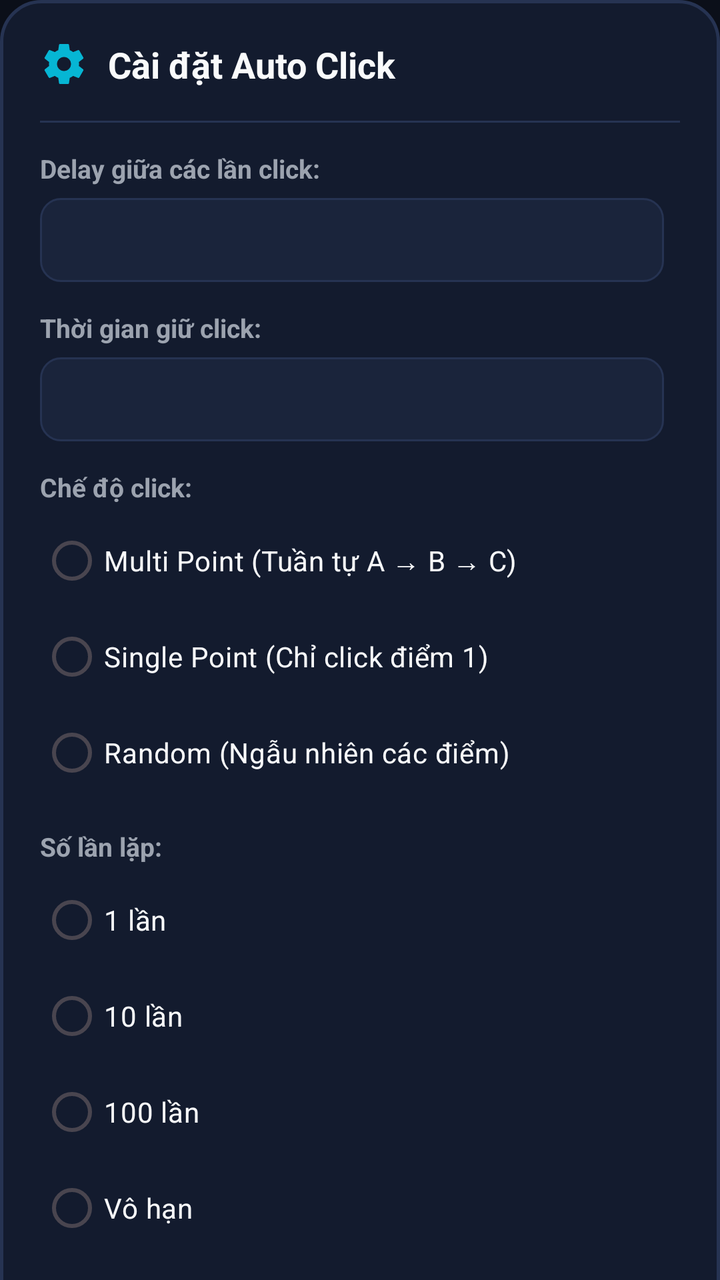
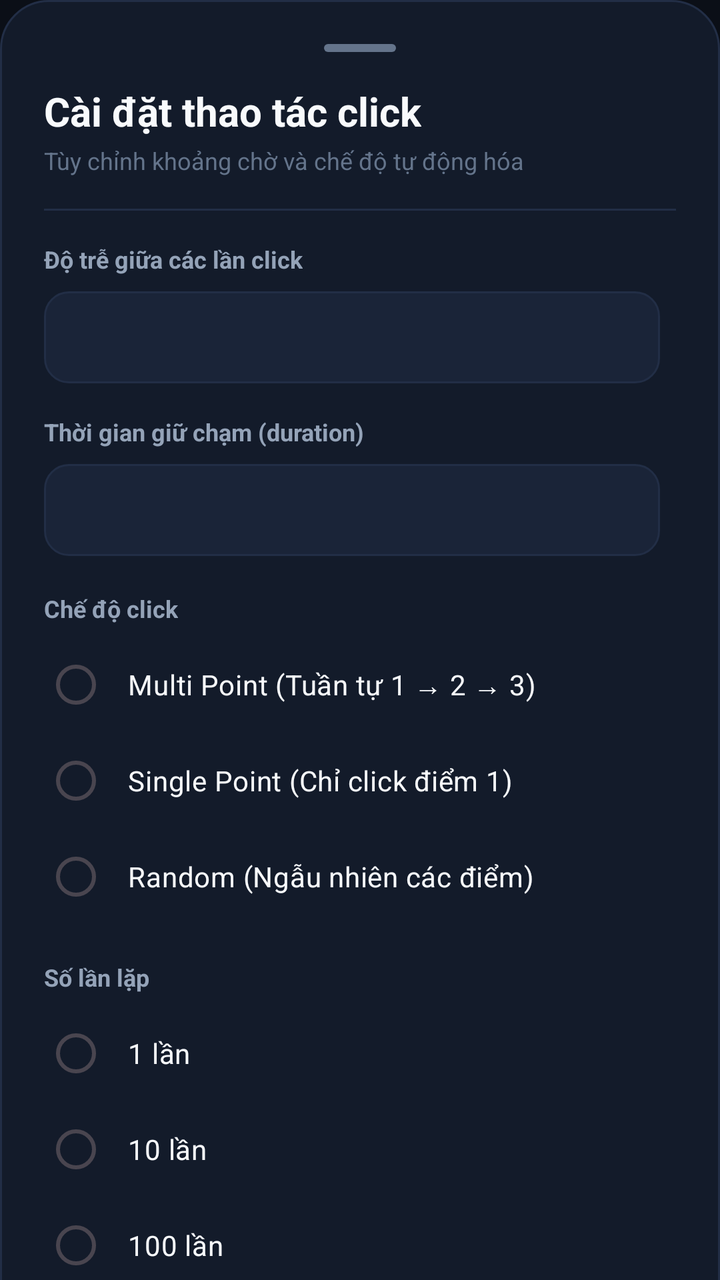

Screens rendered from an Android XML layout before and after an edit, with the pre-edit source and the edit as a unified diff.
<!-- AndroidManifest.xml: application theme Theme.AutoClick -->
<!-- res/layout/dialog_floating_settings.xml -->
<?xml version="1.0" encoding="utf-8"?>
<ScrollView xmlns:android="http://schemas.android.com/apk/res/android"
    xmlns:app="http://schemas.android.com/apk/res-auto"
    android:layout_width="match_parent"
    android:layout_height="wrap_content"
    android:fillViewport="true"
    android:scrollbars="none">

    <LinearLayout
        android:layout_width="match_parent"
        android:layout_height="wrap_content"
        android:orientation="vertical"
        android:background="@drawable/bg_settings_dialog"
        android:padding="20dp">

        
        <LinearLayout
            android:layout_width="match_parent"
            android:layout_height="wrap_content"
            android:orientation="horizontal"
            android:gravity="center_vertical"
            android:paddingBottom="16dp">

            <ImageView
                android:layout_width="24dp"
                android:layout_height="24dp"
                android:src="@drawable/ic_settings"
                android:contentDescription="Settings"
                app:tint="@color/accent_cyan" />

            <TextView
                android:layout_width="wrap_content"
                android:layout_height="wrap_content"
                android:layout_marginStart="10dp"
                android:text="Cài đặt Auto Click"
                android:textColor="@color/text_primary"
                android:textSize="18sp"
                android:textStyle="bold" />
        </LinearLayout>

        
        <View
            android:layout_width="match_parent"
            android:layout_height="1dp"
            android:background="@color/card_stroke"
            android:layout_marginBottom="14dp" />

        
        <TextView
            android:layout_width="wrap_content"
            android:layout_height="wrap_content"
            android:text="Delay giữa các lần click:"
            android:textColor="@color/text_secondary"
            android:textSize="13sp"
            android:textStyle="bold" />

        <LinearLayout
            android:layout_width="match_parent"
            android:layout_height="wrap_content"
            android:orientation="horizontal"
            android:gravity="center_vertical"
            android:layout_marginTop="6dp">

            <EditText
                android:id="@+id/etDelay"
                android:layout_width="0dp"
                android:layout_height="42dp"
                android:layout_weight="1"
                android:background="@drawable/bg_input_field"
                android:inputType="number"
                android:paddingStart="12dp"
                android:paddingEnd="12dp"
                android:textColor="@color/text_primary"
                android:textSize="15sp" />

            <Spinner
                android:id="@+id/spinnerDelay"
                android:layout_width="wrap_content"
                android:layout_height="42dp"
                android:layout_marginStart="8dp"
                android:background="@drawable/bg_input_field"
                android:paddingStart="10dp"
                android:paddingEnd="10dp" />
        </LinearLayout>

        
        <TextView
            android:layout_width="wrap_content"
            android:layout_height="wrap_content"
            android:layout_marginTop="14dp"
            android:text="Thời gian giữ click:"
            android:textColor="@color/text_secondary"
            android:textSize="13sp"
            android:textStyle="bold" />

        <LinearLayout
            android:layout_width="match_parent"
            android:layout_height="wrap_content"
            android:orientation="horizontal"
            android:gravity="center_vertical"
            android:layout_marginTop="6dp">

            <EditText
                android:id="@+id/etDuration"
                android:layout_width="0dp"
                android:layout_height="42dp"
                android:layout_weight="1"
                android:background="@drawable/bg_input_field"
                android:inputType="number"
                android:paddingStart="12dp"
                android:paddingEnd="12dp"
                android:textColor="@color/text_primary"
                android:textSize="15sp" />

            <Spinner
                android:id="@+id/spinnerDuration"
                android:layout_width="wrap_content"
                android:layout_height="42dp"
                android:layout_marginStart="8dp"
                android:background="@drawable/bg_input_field"
                android:paddingStart="10dp"
                android:paddingEnd="10dp" />
        </LinearLayout>

        
        <TextView
            android:layout_width="wrap_content"
            android:layout_height="wrap_content"
            android:layout_marginTop="14dp"
            android:text="Chế độ click:"
            android:textColor="@color/text_secondary"
            android:textSize="13sp"
            android:textStyle="bold" />

        <RadioGroup
            android:id="@+id/rgClickMode"
            android:layout_width="match_parent"
            android:layout_height="wrap_content"
            android:layout_marginTop="4dp">

            <RadioButton
                android:id="@+id/rbMultiPoint"
                android:layout_width="match_parent"
                android:layout_height="wrap_content"
                android:text="Multi Point (Tuần tự A → B → C)"
                android:textColor="@color/text_primary"
                android:textSize="14sp" />

            <RadioButton
                android:id="@+id/rbSinglePoint"
                android:layout_width="match_parent"
                android:layout_height="wrap_content"
                android:text="Single Point (Chỉ click điểm 1)"
                android:textColor="@color/text_primary"
                android:textSize="14sp" />

            <RadioButton
                android:id="@+id/rbRandomPoint"
                android:layout_width="match_parent"
                android:layout_height="wrap_content"
                android:text="Random (Ngẫu nhiên các điểm)"
                android:textColor="@color/text_primary"
                android:textSize="14sp" />
        </RadioGroup>

        
        <TextView
            android:layout_width="wrap_content"
            android:layout_height="wrap_content"
            android:layout_marginTop="14dp"
            android:text="Số lần lặp:"
            android:textColor="@color/text_secondary"
            android:textSize="13sp"
            android:textStyle="bold" />

        <RadioGroup
            android:id="@+id/rgLoopCount"
            android:layout_width="match_parent"
            android:layout_height="wrap_content"
            android:layout_marginTop="4dp">

            <RadioButton
                android:id="@+id/rbLoop1"
                android:layout_width="match_parent"
                android:layout_height="wrap_content"
                android:text="1 lần"
                android:textColor="@color/text_primary"
                android:textSize="14sp" />

            <RadioButton
                android:id="@+id/rbLoop10"
                android:layout_width="match_parent"
                android:layout_height="wrap_content"
                android:text="10 lần"
                android:textColor="@color/text_primary"
                android:textSize="14sp" />

            <RadioButton
                android:id="@+id/rbLoop100"
                android:layout_width="match_parent"
                android:layout_height="wrap_content"
                android:text="100 lần"
                android:textColor="@color/text_primary"
                android:textSize="14sp" />

            <RadioButton
                android:id="@+id/rbLoopInf"
                android:layout_width="match_parent"
                android:layout_height="wrap_content"
                android:text="Vô hạn"
                android:textColor="@color/text_primary"
                android:textSize="14sp" />
        </RadioGroup>

        
        <LinearLayout
            android:layout_width="match_parent"
            android:layout_height="wrap_content"
            android:orientation="horizontal"
            android:gravity="end"
            android:layout_marginTop="18dp">

            <com.google.android.material.button.MaterialButton
                android:id="@+id/btnCancelSettings"
                style="@style/Widget.Material3.Button.TextButton"
                android:layout_width="wrap_content"
                android:layout_height="wrap_content"
                android:text="Hủy"
                android:textColor="@color/text_secondary" />

            <com.google.android.material.button.MaterialButton
                android:id="@+id/btnSaveSettings"
                style="@style/Widget.AutoClick.Button.Primary"
                android:layout_width="wrap_content"
                android:layout_height="wrap_content"
                android:layout_marginStart="8dp"
                android:text="Lưu cấu hình" />
        </LinearLayout>

    </LinearLayout>
</ScrollView>
<!-- resources referenced by this layout -->
<resources>
  <color name="accent_cyan">#06B6D4</color>
  <color name="card_stroke">#263352</color>
  <color name="text_primary">#F9FAFB</color>
  <color name="text_secondary">#9CA3AF</color>
  <!-- drawable bg_input_field (drawable) -->
  <?xml version="1.0" encoding="utf-8"?>
  <shape xmlns:android="http://schemas.android.com/apk/res/android"
      android:shape="rectangle">
      <corners android:radius="10dp" />
      <solid android:color="@color/bg_card_elevated" />
      <stroke
          android:width="1dp"
          android:color="@color/card_stroke" />
  </shape>
  <!-- drawable bg_settings_dialog (drawable) -->
  <?xml version="1.0" encoding="utf-8"?>
  <shape xmlns:android="http://schemas.android.com/apk/res/android"
      android:shape="rectangle">
      <corners android:radius="20dp" />
      <solid android:color="@color/bg_card" />
      <stroke
          android:width="1.5dp"
          android:color="@color/card_stroke" />
  </shape>
  <!-- drawable ic_settings (drawable) -->
  <vector xmlns:android="http://schemas.android.com/apk/res/android"
      android:width="24dp"
      android:height="24dp"
      android:viewportWidth="24"
      android:viewportHeight="24">
      <path
          android:fillColor="#FFFFFFFF"
          android:pathData="M19.43,12.98c0.04,-0.32 0.07,-0.64 0.07,-0.98s-0.03,-0.66 -0.07,-0.98l2.11,-1.65c0.19,-0.15 0.24,-0.42 0.12,-0.64l-2,-3.46c-0.12,-0.22 -0.39,-0.3 -0.61,-0.22l-2.49,1c-0.52,-0.4 -1.08,-0.73 -1.69,-0.98l-0.38,-2.65C14.46,2.18 14.25,2 14,2h-4c-0.25,0 -0.46,0.18 -0.49,0.42l-0.38,2.65c-0.61,0.25 -1.17,0.59 -1.69,0.98l-2.49,-1c-0.23,-0.09 -0.49,0 -0.61,0.22l-2,3.46c-0.13,0.22 -0.07,0.49 0.12,0.64l2.11,1.65c-0.04,0.32 -0.07,0.65 -0.07,0.98s0.03,0.66 0.07,0.98l-2.11,1.65c-0.19,0.15 -0.24,0.42 -0.12,0.64l2,3.46c0.12,0.22 0.39,0.3 0.61,0.22l2.49,-1c0.52,0.4 1.08,0.73 1.69,0.98l0.38,2.65c0.03,0.24 0.24,0.42 0.49,0.42h4c0.25,0 0.46,-0.18 0.49,-0.42l0.38,-2.65c0.61,-0.25 1.17,-0.59 1.69,-0.98l2.49,1c0.23,0.09 0.49,0 0.61,-0.22l2,-3.46c0.12,-0.22 0.07,-0.49 -0.12,-0.64l-2.11,-1.65zM12,15.5c-1.93,0 -3.5,-1.57 -3.5,-3.5s1.57,-3.5 3.5,-3.5 3.5,1.57 3.5,3.5 -1.57,3.5 -3.5,3.5z"/>
  </vector>
  <style name="Widget.AutoClick.Button.Primary" parent="Widget.Material3.Button">
          <item name="backgroundTint">@color/primary</item>
          <item name="android:textColor">@color/white</item>
          <item name="cornerRadius">14dp</item>
          <item name="android:letterSpacing">0.03</item>
          <item name="android:textStyle">bold</item>
          <item name="android:paddingTop">14dp</item>
          <item name="android:paddingBottom">14dp</item>
      </style>
  <style name="Theme.AutoClick" parent="Base.Theme.AutoClick" />
  <color name="bg_card_elevated">#1A243B</color>
  <color name="bg_card">#131B2E</color>
  <color name="primary">#3B82F6</color>
  <color name="white">#FFFFFFFF</color>
  <style name="Base.Theme.AutoClick" parent="Theme.Material3.DayNight.NoActionBar">
          
          <item name="colorPrimary">@color/primary</item>
          <item name="colorPrimaryVariant">@color/primary_variant</item>
          <item name="colorSecondary">@color/accent_cyan</item>
          <item name="colorSurface">@color/bg_card</item>
          <item name="android:colorBackground">@color/bg_dark</item>
  
          
          <item name="android:statusBarColor">@color/bg_dark</item>
          <item name="android:navigationBarColor">@color/bg_dark</item>
          <item name="android:windowLightStatusBar" tools:targetApi="m">false</item>
          <item name="android:windowLightNavigationBar" tools:targetApi="o_mr1">false</item>
      </style>
  <color name="primary_variant">#1D4ED8</color>
  <color name="bg_dark">#0B0F19</color>
</resources>

<!-- the commit's change to res/layout/dialog_floating_settings.xml (unified diff, before → after) -->
@@ -11,86 +11,88 @@
         android:layout_height="wrap_content"
         android:orientation="vertical"
         android:background="@drawable/bg_settings_dialog"
-        android:padding="20dp">
-
-        
+        android:padding="22dp">
+
+        
+        <View
+            android:layout_width="36dp"
+            android:layout_height="4dp"
+            android:layout_gravity="center_horizontal"
+            android:background="@drawable/bg_drag_handle"
+            android:layout_marginBottom="16dp" />
+
+        
+        <TextView
+            android:layout_width="wrap_content"
+            android:layout_height="wrap_content"
+            android:text="Cài đặt thao tác click"
+            android:textColor="@color/text_primary"
+            android:textSize="20sp"
+            android:textStyle="bold" />
+
+        <TextView
+            android:layout_width="wrap_content"
+            android:layout_height="wrap_content"
+            android:layout_marginTop="3dp"
+            android:text="Tùy chỉnh khoảng chờ và chế độ tự động hóa"
+            android:textColor="@color/text_muted"
+            android:textSize="12sp" />
+
+        
+        <View
+            android:layout_width="match_parent"
+            android:layout_height="1dp"
+            android:background="@color/card_stroke"
+            android:layout_marginTop="16dp"
+            android:layout_marginBottom="16dp" />
+
+        
+        <TextView
+            android:layout_width="wrap_content"
+            android:layout_height="wrap_content"
+            android:text="Độ trễ giữa các lần click"
+            android:textColor="@color/text_secondary"
+            android:textSize="12sp"
+            android:textStyle="bold" />
+
         <LinearLayout
             android:layout_width="match_parent"
             android:layout_height="wrap_content"
             android:orientation="horizontal"
             android:gravity="center_vertical"
-            android:paddingBottom="16dp">
-
-            <ImageView
-                android:layout_width="24dp"
-                android:layout_height="24dp"
-                android:src="@drawable/ic_settings"
-                android:contentDescription="Settings"
-                app:tint="@color/accent_cyan" />
-
-            <TextView
-                android:layout_width="wrap_content"
-                android:layout_height="wrap_content"
-                android:layout_marginStart="10dp"
-                android:text="Cài đặt Auto Click"
-                android:textColor="@color/text_primary"
-                android:textSize="18sp"
-                android:textStyle="bold" />
-        </LinearLayout>
-
-        
-        <View
-            android:layout_width="match_parent"
-            android:layout_height="1dp"
-            android:background="@color/card_stroke"
-            android:layout_marginBottom="14dp" />
-
-        
-        <TextView
-            android:layout_width="wrap_content"
-            android:layout_height="wrap_content"
-            android:text="Delay giữa các lần click:"
-            android:textColor="@color/text_secondary"
-            android:textSize="13sp"
-            android:textStyle="bold" />
-
-        <LinearLayout
-            android:layout_width="match_parent"
-            android:layout_height="wrap_content"
-            android:orientation="horizontal"
-            android:gravity="center_vertical"
-            android:layout_marginTop="6dp">
+            android:layout_marginTop="8dp">
 
             <EditText
                 android:id="@+id/etDelay"
                 android:layout_width="0dp"
-                android:layout_height="42dp"
+                android:layout_height="46dp"
                 android:layout_weight="1"
                 android:background="@drawable/bg_input_field"
                 android:inputType="number"
-                android:paddingStart="12dp"
-                android:paddingEnd="12dp"
-                android:textColor="@color/text_primary"
-                android:textSize="15sp" />
+                android:paddingStart="14dp"
+                android:paddingEnd="14dp"
+                android:textColor="@color/text_primary"
+                android:textSize="15sp"
+                android:textStyle="bold" />
 
             <Spinner
                 android:id="@+id/spinnerDelay"
                 android:layout_width="wrap_content"
-                android:layout_height="42dp"
+                android:layout_height="46dp"
                 android:layout_marginStart="8dp"
                 android:background="@drawable/bg_input_field"
-                android:paddingStart="10dp"
-                android:paddingEnd="10dp" />
+                android:paddingStart="12dp"
+                android:paddingEnd="12dp" />
         </LinearLayout>
 
         
         <TextView
             android:layout_width="wrap_content"
             android:layout_height="wrap_content"
-            android:layout_marginTop="14dp"
-            android:text="Thời gian giữ click:"
-            android:textColor="@color/text_secondary"
-            android:textSize="13sp"
+            android:layout_marginTop="16dp"
+            android:text="Thời gian giữ chạm (duration)"
+            android:textColor="@color/text_secondary"
+            android:textSize="12sp"
             android:textStyle="bold" />
 
         <LinearLayout
@@ -98,51 +100,56 @@
             android:layout_height="wrap_content"
             android:orientation="horizontal"
             android:gravity="center_vertical"
-            android:layout_marginTop="6dp">
+            android:layout_marginTop="8dp">
 
             <EditText
                 android:id="@+id/etDuration"
                 android:layout_width="0dp"
-                android:layout_height="42dp"
+                android:layout_height="46dp"
                 android:layout_weight="1"
                 android:background="@drawable/bg_input_field"
                 android:inputType="number"
-                android:paddingStart="12dp"
-                android:paddingEnd="12dp"
-                android:textColor="@color/text_primary"
-                android:textSize="15sp" />
+                android:paddingStart="14dp"
+                android:paddingEnd="14dp"
+                android:textColor="@color/text_primary"
+                android:textSize="15sp"
+                android:textStyle="bold" />
 
             <Spinner
                 android:id="@+id/spinnerDuration"
                 android:layout_width="wrap_content"
-                android:layout_height="42dp"
+                android:layout_height="46dp"
                 android:layout_marginStart="8dp"
                 android:background="@drawable/bg_input_field"
-                android:paddingStart="10dp"
-                android:paddingEnd="10dp" />
+                android:paddingStart="12dp"
+                android:paddingEnd="12dp" />
         </LinearLayout>
 
         
         <TextView
             android:layout_width="wrap_content"
             android:layout_height="wrap_content"
-            android:layout_marginTop="14dp"
-            android:text="Chế độ click:"
-            android:textColor="@color/text_secondary"
-            android:textSize="13sp"
+            android:layout_marginTop="18dp"
+            android:text="Chế độ click"
+            android:textColor="@color/text_secondary"
+            android:textSize="12sp"
             android:textStyle="bold" />
 
         <RadioGroup
             android:id="@+id/rgClickMode"
             android:layout_width="match_parent"
             android:layout_height="wrap_content"
-            android:layout_marginTop="4dp">
+            android:layout_marginTop="6dp">
 
             <RadioButton
                 android:id="@+id/rbMultiPoint"
                 android:layout_width="match_parent"
                 android:layout_height="wrap_content"
-                android:text="Multi Point (Tuần tự A → B → C)"
+                android:buttonTint="@color/primary"
+                android:paddingStart="10dp"
+                android:paddingTop="6dp"
+                android:paddingBottom="6dp"
+                android:text="Multi Point (Tuần tự 1 → 2 → 3)"
                 android:textColor="@color/text_primary"
                 android:textSize="14sp" />
 
@@ -150,6 +157,10 @@
                 android:id="@+id/rbSinglePoint"
                 android:layout_width="match_parent"
                 android:layout_height="wrap_content"
+                android:buttonTint="@color/primary"
+                android:paddingStart="10dp"
+                android:paddingTop="6dp"
+                android:paddingBottom="6dp"
                 android:text="Single Point (Chỉ click điểm 1)"
                 android:textColor="@color/text_primary"
                 android:textSize="14sp" />
@@ -158,6 +169,10 @@
                 android:id="@+id/rbRandomPoint"
                 android:layout_width="match_parent"
                 android:layout_height="wrap_content"
+                android:buttonTint="@color/primary"
+                android:paddingStart="10dp"
+                android:paddingTop="6dp"
+                android:paddingBottom="6dp"
                 android:text="Random (Ngẫu nhiên các điểm)"
                 android:textColor="@color/text_primary"
                 android:textSize="14sp" />
@@ -167,22 +182,26 @@
         <TextView
             android:layout_width="wrap_content"
             android:layout_height="wrap_content"
-            android:layout_marginTop="14dp"
-            android:text="Số lần lặp:"
-            android:textColor="@color/text_secondary"
-            android:textSize="13sp"
+            android:layout_marginTop="18dp"
+            android:text="Số lần lặp"
+            android:textColor="@color/text_secondary"
+            android:textSize="12sp"
             android:textStyle="bold" />
 
         <RadioGroup
             android:id="@+id/rgLoopCount"
             android:layout_width="match_parent"
             android:layout_height="wrap_content"
-            android:layout_marginTop="4dp">
+            android:layout_marginTop="6dp">
 
             <RadioButton
                 android:id="@+id/rbLoop1"
                 android:layout_width="match_parent"
                 android:layout_height="wrap_content"
+                android:buttonTint="@color/primary"
+                android:paddingStart="10dp"
+                android:paddingTop="6dp"
+                android:paddingBottom="6dp"
                 android:text="1 lần"
                 android:textColor="@color/text_primary"
                 android:textSize="14sp" />
@@ -191,6 +210,10 @@
                 android:id="@+id/rbLoop10"
                 android:layout_width="match_parent"
                 android:layout_height="wrap_content"
+                android:buttonTint="@color/primary"
+                android:paddingStart="10dp"
+                android:paddingTop="6dp"
+                android:paddingBottom="6dp"
                 android:text="10 lần"
                 android:textColor="@color/text_primary"
                 android:textSize="14sp" />
@@ -199,6 +222,10 @@
                 android:id="@+id/rbLoop100"
                 android:layout_width="match_parent"
                 android:layout_height="wrap_content"
+                android:buttonTint="@color/primary"
+                android:paddingStart="10dp"
+                android:paddingTop="6dp"
+                android:paddingBottom="6dp"
                 android:text="100 lần"
                 android:textColor="@color/text_primary"
                 android:textSize="14sp" />
@@ -207,7 +234,11 @@
                 android:id="@+id/rbLoopInf"
                 android:layout_width="match_parent"
                 android:layout_height="wrap_content"
-                android:text="Vô hạn"
+                android:buttonTint="@color/primary"
+                android:paddingStart="10dp"
+                android:paddingTop="6dp"
+                android:paddingBottom="6dp"
+                android:text="Vô hạn (chạy cho tới khi dừng)"
                 android:textColor="@color/text_primary"
                 android:textSize="14sp" />
         </RadioGroup>
@@ -218,13 +249,13 @@
             android:layout_height="wrap_content"
             android:orientation="horizontal"
             android:gravity="end"
-            android:layout_marginTop="18dp">
+            android:layout_marginTop="22dp">
 
             <com.google.android.material.button.MaterialButton
                 android:id="@+id/btnCancelSettings"
                 style="@style/Widget.Material3.Button.TextButton"
                 android:layout_width="wrap_content"
-                android:layout_height="wrap_content"
+                android:layout_height="46dp"
                 android:text="Hủy"
                 android:textColor="@color/text_secondary" />
 
@@ -232,8 +263,8 @@
                 android:id="@+id/btnSaveSettings"
                 style="@style/Widget.AutoClick.Button.Primary"
                 android:layout_width="wrap_content"
-                android:layout_height="wrap_content"
-                android:layout_marginStart="8dp"
+                android:layout_height="46dp"
+                android:layout_marginStart="10dp"
                 android:text="Lưu cấu hình" />
         </LinearLayout>
 
<!-- resource entries referenced after the edit -->
@@ -1,14 +1,24 @@
 <!-- resources referenced by this layout -->
 <resources>
   <color name="accent_cyan">#06B6D4</color>
-  <color name="card_stroke">#263352</color>
-  <color name="text_primary">#F9FAFB</color>
-  <color name="text_secondary">#9CA3AF</color>
+  <color name="card_stroke">#222E46</color>
+  <color name="text_primary">#F8FAFC</color>
+  <color name="text_secondary">#94A3B8</color>
+  <!-- drawable bg_drag_handle (drawable) -->
+  <?xml version="1.0" encoding="utf-8"?>
+  <shape xmlns:android="http://schemas.android.com/apk/res/android"
+      android:shape="rectangle">
+      <corners android:radius="3dp" />
+      <solid android:color="@color/text_muted" />
+      <size
+          android:width="4dp"
+          android:height="20dp" />
+  </shape>
   <!-- drawable bg_input_field (drawable) -->
   <?xml version="1.0" encoding="utf-8"?>
   <shape xmlns:android="http://schemas.android.com/apk/res/android"
       android:shape="rectangle">
-      <corners android:radius="10dp" />
+      <corners android:radius="12dp" />
       <solid android:color="@color/bg_card_elevated" />
       <stroke
           android:width="1dp"
@@ -18,35 +28,29 @@
   <?xml version="1.0" encoding="utf-8"?>
   <shape xmlns:android="http://schemas.android.com/apk/res/android"
       android:shape="rectangle">
-      <corners android:radius="20dp" />
+      <corners android:radius="24dp" />
       <solid android:color="@color/bg_card" />
       <stroke
-          android:width="1.5dp"
+          android:width="1dp"
           android:color="@color/card_stroke" />
   </shape>
-  <!-- drawable ic_settings (drawable) -->
-  <vector xmlns:android="http://schemas.android.com/apk/res/android"
-      android:width="24dp"
-      android:height="24dp"
-      android:viewportWidth="24"
-      android:viewportHeight="24">
-      <path
-          android:fillColor="#FFFFFFFF"
-          android:pathData="M19.43,12.98c0.04,-0.32 0.07,-0.64 0.07,-0.98s-0.03,-0.66 -0.07,-0.98l2.11,-1.65c0.19,-0.15 0.24,-0.42 0.12,-0.64l-2,-3.46c-0.12,-0.22 -0.39,-0.3 -0.61,-0.22l-2.49,1c-0.52,-0.4 -1.08,-0.73 -1.69,-0.98l-0.38,-2.65C14.46,2.18 14.25,2 14,2h-4c-0.25,0 -0.46,0.18 -0.49,0.42l-0.38,2.65c-0.61,0.25 -1.17,0.59 -1.69,0.98l-2.49,-1c-0.23,-0.09 -0.49,0 -0.61,0.22l-2,3.46c-0.13,0.22 -0.07,0.49 0.12,0.64l2.11,1.65c-0.04,0.32 -0.07,0.65 -0.07,0.98s0.03,0.66 0.07,0.98l-2.11,1.65c-0.19,0.15 -0.24,0.42 -0.12,0.64l2,3.46c0.12,0.22 0.39,0.3 0.61,0.22l2.49,-1c0.52,0.4 1.08,0.73 1.69,0.98l0.38,2.65c0.03,0.24 0.24,0.42 0.49,0.42h4c0.25,0 0.46,-0.18 0.49,-0.42l0.38,-2.65c0.61,-0.25 1.17,-0.59 1.69,-0.98l2.49,1c0.23,0.09 0.49,0 0.61,-0.22l2,-3.46c0.12,-0.22 0.07,-0.49 -0.12,-0.64l-2.11,-1.65zM12,15.5c-1.93,0 -3.5,-1.57 -3.5,-3.5s1.57,-3.5 3.5,-3.5 3.5,1.57 3.5,3.5 -1.57,3.5 -3.5,3.5z"/>
-  </vector>
   <style name="Widget.AutoClick.Button.Primary" parent="Widget.Material3.Button">
           <item name="backgroundTint">@color/primary</item>
           <item name="android:textColor">@color/white</item>
           <item name="cornerRadius">14dp</item>
-          <item name="android:letterSpacing">0.03</item>
+          <item name="android:letterSpacing">0.02</item>
           <item name="android:textStyle">bold</item>
-          <item name="android:paddingTop">14dp</item>
-          <item name="android:paddingBottom">14dp</item>
+          <item name="android:minHeight">52dp</item>
+          <item name="android:insetTop">0dp</item>
+          <item name="android:insetBottom">0dp</item>
+          <item name="android:paddingTop">12dp</item>
+          <item name="android:paddingBottom">12dp</item>
       </style>
   <style name="Theme.AutoClick" parent="Base.Theme.AutoClick" />
-  <color name="bg_card_elevated">#1A243B</color>
-  <color name="bg_card">#131B2E</color>
+  <color name="bg_card_elevated">#1A2438</color>
+  <color name="bg_card">#131B2A</color>
   <color name="primary">#3B82F6</color>
+  <color name="text_muted">#64748B</color>
   <color name="white">#FFFFFFFF</color>
   <style name="Base.Theme.AutoClick" parent="Theme.Material3.DayNight.NoActionBar">
           
@@ -62,7 +66,7 @@
           <item name="android:windowLightStatusBar" tools:targetApi="m">false</item>
           <item name="android:windowLightNavigationBar" tools:targetApi="o_mr1">false</item>
       </style>
-  <color name="primary_variant">#1D4ED8</color>
-  <color name="bg_dark">#0B0F19</color>
+  <color name="primary_variant">#2563EB</color>
+  <color name="bg_dark">#0B0F17</color>
 </resources>
 
